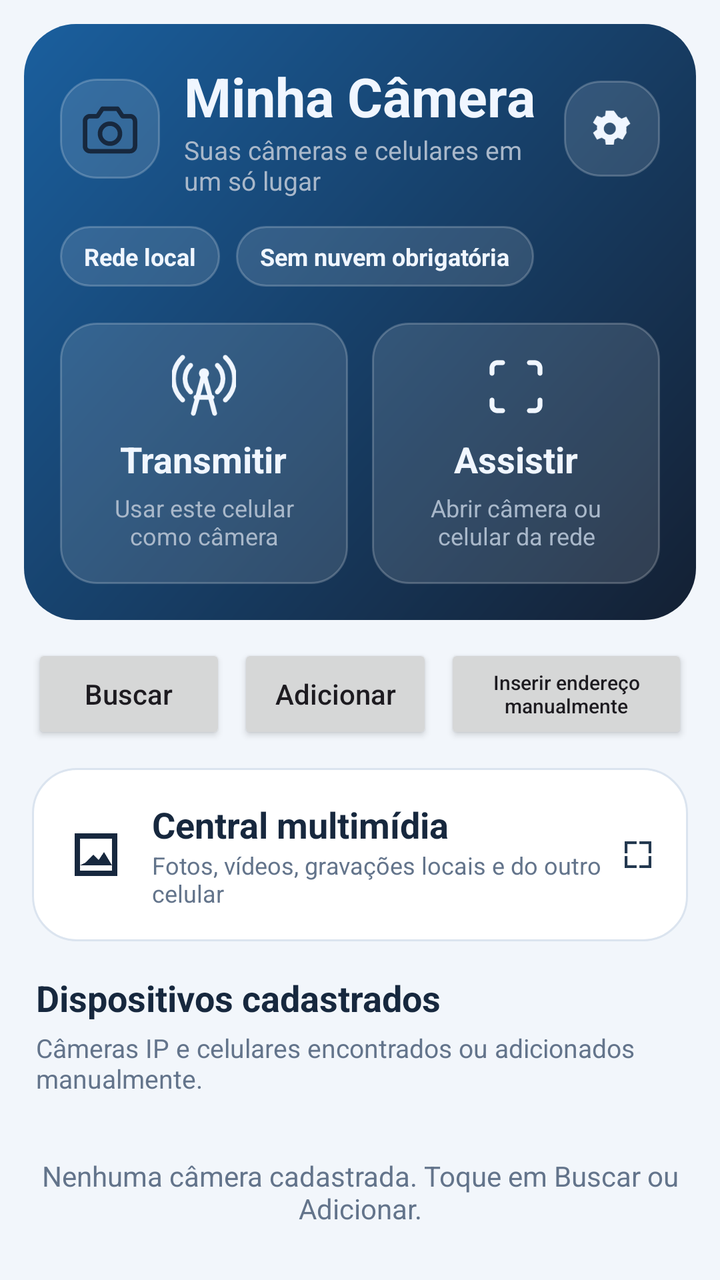
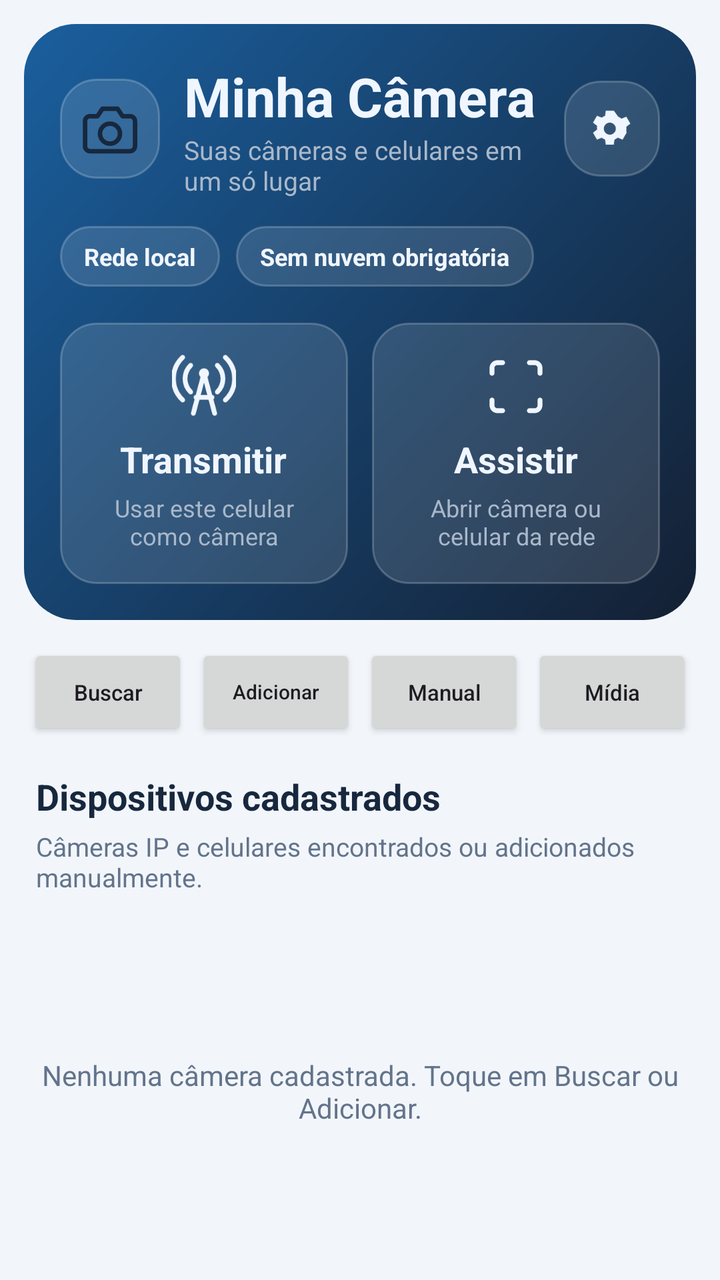

Two renders of the same Android screen: before a commit and after it. Below are the layout's source before the change and the commit's diff.
<!-- AndroidManifest.xml: application theme Theme.MinhaCamera -->
<!-- res/layout/activity_main.xml -->
<?xml version="1.0" encoding="utf-8"?>
<LinearLayout xmlns:android="http://schemas.android.com/apk/res/android"
    android:layout_width="match_parent" android:layout_height="match_parent"
    android:orientation="vertical" android:background="@color/app_background">

  <LinearLayout
      android:layout_width="match_parent" android:layout_height="wrap_content"
      android:orientation="vertical" android:padding="18dp" android:layout_margin="12dp"
      android:background="@drawable/bg_ui_hero">
    <LinearLayout android:layout_width="match_parent" android:layout_height="wrap_content"
        android:gravity="center_vertical" android:orientation="horizontal">
      <ImageView android:layout_width="50dp" android:layout_height="50dp" android:padding="10dp"
          android:src="@drawable/ic_ui_camera" android:background="@drawable/bg_ui_chip_light"
          android:contentDescription="@null"/>
      <LinearLayout android:layout_width="0dp" android:layout_height="wrap_content"
          android:layout_weight="1" android:layout_marginStart="12dp" android:orientation="vertical">
        <TextView android:layout_width="wrap_content" android:layout_height="wrap_content"
            android:text="@string/app_name" android:textSize="27sp" android:textStyle="bold"
            android:textColor="@color/player_text"/>
        <TextView android:layout_width="wrap_content" android:layout_height="wrap_content"
            android:text="Suas câmeras e celulares em um só lugar"
            android:textSize="13sp" android:textColor="@color/player_muted"/>
      </LinearLayout>
      <ImageView android:id="@+id/mainMore" android:layout_width="48dp" android:layout_height="48dp"
          android:padding="12dp" android:src="@drawable/ic_ui_settings" android:tint="@color/player_text"
          android:background="@drawable/bg_ui_chip_light" android:clickable="true" android:focusable="true"
          android:contentDescription="@string/home_settings"/>
    </LinearLayout>

    <LinearLayout android:layout_width="match_parent" android:layout_height="wrap_content"
        android:layout_marginTop="14dp" android:orientation="horizontal">
      <TextView android:layout_width="wrap_content" android:layout_height="wrap_content"
          android:text="Rede local" android:textColor="@color/player_text" android:textStyle="bold"
          android:textSize="12sp" android:background="@drawable/bg_ui_chip_light"
          android:paddingStart="12dp" android:paddingEnd="12dp" android:paddingTop="7dp" android:paddingBottom="7dp"/>
      <TextView android:layout_width="wrap_content" android:layout_height="wrap_content"
          android:layout_marginStart="8dp" android:text="Sem nuvem obrigatória"
          android:textColor="@color/player_text" android:textStyle="bold" android:textSize="12sp"
          android:background="@drawable/bg_ui_chip_light"
          android:paddingStart="12dp" android:paddingEnd="12dp" android:paddingTop="7dp" android:paddingBottom="7dp"/>
    </LinearLayout>

    <LinearLayout android:layout_width="match_parent" android:layout_height="wrap_content"
        android:layout_marginTop="18dp" android:orientation="horizontal" android:weightSum="2">
      <LinearLayout android:id="@+id/roleTransmit" android:layout_width="0dp" android:layout_weight="1"
          android:layout_height="wrap_content" android:minHeight="118dp" android:padding="16dp"
          android:gravity="center" android:orientation="vertical" android:background="@drawable/bg_ui_chip_light"
          android:clickable="true" android:focusable="true" android:layout_marginEnd="6dp">
        <ImageView android:layout_width="32dp" android:layout_height="32dp" android:src="@drawable/ic_ui_tower"
            android:tint="@color/player_text" android:contentDescription="@null"/>
        <TextView android:layout_width="wrap_content" android:layout_height="wrap_content"
            android:text="@string/home_transmit" android:textStyle="bold" android:textColor="@color/player_text"
            android:textSize="18sp" android:layout_marginTop="8dp"/>
        <TextView android:layout_width="wrap_content" android:layout_height="wrap_content"
            android:text="Usar este celular como câmera" android:textColor="@color/player_muted"
            android:textSize="12sp" android:layout_marginTop="4dp" android:gravity="center"/>
      </LinearLayout>
      <LinearLayout android:id="@+id/roleAssistir" android:layout_width="0dp" android:layout_weight="1"
          android:layout_height="wrap_content" android:minHeight="118dp" android:padding="16dp"
          android:gravity="center" android:orientation="vertical" android:background="@drawable/bg_ui_chip_light"
          android:clickable="true" android:focusable="true" android:layout_marginStart="6dp">
        <ImageView android:layout_width="32dp" android:layout_height="32dp" android:src="@drawable/ic_ui_scan"
            android:tint="@color/player_text" android:contentDescription="@null"/>
        <TextView android:layout_width="wrap_content" android:layout_height="wrap_content"
            android:text="@string/home_watch" android:textStyle="bold" android:textColor="@color/player_text"
            android:textSize="18sp" android:layout_marginTop="8dp"/>
        <TextView android:layout_width="wrap_content" android:layout_height="wrap_content"
            android:text="Abrir câmera ou celular da rede" android:textColor="@color/player_muted"
            android:textSize="12sp" android:layout_marginTop="4dp" android:gravity="center"/>
      </LinearLayout>
    </LinearLayout>
  </LinearLayout>

  <LinearLayout android:layout_width="match_parent" android:layout_height="wrap_content"
      android:paddingHorizontal="16dp" android:orientation="horizontal" android:gravity="center_vertical">
    <Button android:id="@+id/mainScan" android:layout_width="0dp" android:layout_weight="1"
        android:layout_height="50dp" android:text="@string/ui_search" android:textAllCaps="false"/>
    <Button android:id="@+id/mainAdd" android:layout_width="0dp" android:layout_weight="1"
        android:layout_height="50dp" android:layout_marginStart="6dp" android:text="@string/ui_add" android:textAllCaps="false"/>
    <Button android:id="@+id/phoneManual" android:layout_width="0dp" android:layout_weight="1.25"
        android:layout_height="50dp" android:layout_marginStart="6dp" android:text="@string/ui_manual_link"
        android:textSize="10sp" android:textAllCaps="false"/>
  </LinearLayout>

  <LinearLayout android:id="@+id/mainMedia" android:layout_width="match_parent" android:layout_height="wrap_content"
      android:gravity="center_vertical" android:layout_marginHorizontal="16dp" android:layout_marginTop="12dp"
      android:padding="16dp" android:background="@drawable/bg_ui_card" android:orientation="horizontal">
    <ImageView android:layout_width="32dp" android:layout_height="32dp" android:src="@drawable/ic_ui_gallery"
        android:contentDescription="@null"/>
    <LinearLayout android:layout_width="0dp" android:layout_height="wrap_content" android:layout_weight="1"
        android:layout_marginStart="12dp" android:orientation="vertical">
      <TextView android:layout_width="wrap_content" android:layout_height="wrap_content"
          android:text="@string/home_multimedia" android:textColor="@color/app_text" android:textStyle="bold" android:textSize="18sp"/>
      <TextView android:layout_width="wrap_content" android:layout_height="wrap_content"
          android:text="Fotos, vídeos, gravações locais e do outro celular"
          android:textColor="@color/ui_muted" android:textSize="12sp"/>
    </LinearLayout>
    <ImageView android:layout_width="18dp" android:layout_height="18dp" android:src="@drawable/ic_ui_expand" android:contentDescription="@null"/>
  </LinearLayout>

  <TextView android:layout_width="match_parent" android:layout_height="wrap_content"
      android:layout_marginStart="18dp" android:layout_marginTop="16dp" android:layout_marginBottom="4dp"
      android:text="@string/home_all" android:textSize="18sp" android:textStyle="bold" android:textColor="@color/app_text"/>
  <TextView android:layout_width="match_parent" android:layout_height="wrap_content"
      android:layout_marginStart="18dp" android:layout_marginEnd="18dp" android:layout_marginBottom="4dp"
      android:text="Câmeras IP e celulares encontrados ou adicionados manualmente." android:textSize="13sp" android:textColor="@color/ui_muted"/>

  <FrameLayout android:layout_width="match_parent" android:layout_height="0dp" android:layout_weight="1">
    <ListView android:id="@+id/list" android:layout_width="match_parent" android:layout_height="match_parent"
        android:divider="@android:color/transparent" android:dividerHeight="2dp" android:paddingBottom="24dp" android:clipToPadding="false"/>
    <TextView android:id="@+id/empty" android:layout_width="match_parent" android:layout_height="wrap_content"
        android:layout_gravity="center" android:padding="20dp" android:gravity="center"
        android:text="@string/ui_empty_cameras" android:textColor="@color/ui_muted"/>
  </FrameLayout>
</LinearLayout>
<!-- resources referenced by this layout -->
<resources>
  <color name="app_background">#F2F6FB</color>
  <color name="app_text">#17283E</color>
  <color name="player_muted">#A9B8CA</color>
  <color name="player_text">#F0F6FF</color>
  <color name="ui_muted">#63748B</color>
  <!-- drawable bg_ui_card (drawable) -->
  <?xml version="1.0" encoding="utf-8"?>
  <shape xmlns:android="http://schemas.android.com/apk/res/android" android:shape="rectangle">
      <solid android:color="@color/app_surface"/><corners android:radius="22dp"/>
      <stroke android:width="1dp" android:color="@color/app_outline"/>
  </shape>
  <!-- drawable bg_ui_chip_light (drawable) -->
  <?xml version="1.0" encoding="utf-8"?>
  <shape xmlns:android="http://schemas.android.com/apk/res/android" android:shape="rectangle">
      <solid android:color="#1FFFFFFF"/>
      <stroke android:width="1dp" android:color="#35FFFFFF"/>
      <corners android:radius="18dp"/>
  </shape>
  <!-- drawable bg_ui_hero (drawable) -->
  <?xml version="1.0" encoding="utf-8"?>
  <shape xmlns:android="http://schemas.android.com/apk/res/android" android:shape="rectangle">
      <gradient android:angle="135" android:startColor="#142033" android:endColor="#1A5F9E"/>
      <corners android:radius="26dp"/>
  </shape>
  <!-- drawable ic_ui_camera (drawable) -->
  <?xml version="1.0" encoding="utf-8"?>
  <vector xmlns:android="http://schemas.android.com/apk/res/android" android:width="24dp" android:height="24dp" android:viewportWidth="24" android:viewportHeight="24">
      <path android:fillColor="@android:color/transparent" android:strokeColor="@color/app_text" android:strokeWidth="1.8" android:strokeLineCap="round" android:strokeLineJoin="round" android:pathData="M4 7h3l2 -3h6l2 3h3a2 2 0 0 1 2 2v10a2 2 0 0 1 -2 2H4a2 2 0 0 1 -2 -2V9a2 2 0 0 1 2 -2z M12 10a4 4 0 1 0 0 8a4 4 0 1 0 0 -8" />
  </vector>
  <!-- drawable ic_ui_expand (drawable) -->
  <vector xmlns:android="http://schemas.android.com/apk/res/android" android:width="24dp" android:height="24dp" android:viewportWidth="24" android:viewportHeight="24">
    <path android:fillColor="#23384F" android:pathData="M3,3h8v2H5v6H3zM13,3h8v8h-2V5h-6zM3,13h2v6h6v2H3zM19,13h2v8h-8v-2h6z"/>
  </vector>
  <!-- drawable ic_ui_gallery (drawable) -->
  <vector xmlns:android="http://schemas.android.com/apk/res/android" android:width="24dp" android:height="24dp" android:viewportWidth="24" android:viewportHeight="24"><path android:fillColor="@color/app_text" android:pathData="M4,4h16v16H4zM6,6v12h12V6zM8,15l3,-3l2,2l2,-3l3,5H6z"/></vector>
  <!-- drawable ic_ui_scan (drawable) -->
  <?xml version="1.0" encoding="utf-8"?>
  <vector xmlns:android="http://schemas.android.com/apk/res/android" android:width="24dp" android:height="24dp" android:viewportWidth="24" android:viewportHeight="24">
      <path android:fillColor="@android:color/transparent" android:strokeColor="@color/app_text" android:strokeWidth="1.8" android:strokeLineCap="round" android:strokeLineJoin="round" android:pathData="M7 3H5a2 2 0 0 0 -2 2v2 M17 3h2a2 2 0 0 1 2 2v2 M21 17v2a2 2 0 0 1 -2 2h-2 M3 17v2a2 2 0 0 0 2 2h2" />
  </vector>
  <string name="app_name">Minha Câmera</string>
  <string name="home_all">Dispositivos cadastrados</string>
  <string name="home_multimedia">Central multimídia</string>
  <string name="home_settings">Configurações</string>
  <string name="home_transmit">Transmitir</string>
  <string name="home_watch">Assistir</string>
  <string name="ui_add">Adicionar</string>
  <string name="ui_empty_cameras">Nenhuma câmera cadastrada. Toque em Buscar ou Adicionar.</string>
  <string name="ui_manual_link">Inserir endereço manualmente</string>
  <string name="ui_search">Buscar</string>
  <color name="app_surface">#FFFFFF</color>
  <color name="app_outline">#DBE4EF</color>
  <color name="brand_primary">#176BCE</color>
  <color name="brand_on_primary">#FFFFFF</color>
  <color name="brand_secondary">#007F8B</color>
  <!-- unchanged entries left out for length: 3 -->
</resources>

<!-- the commit's change to res/layout/activity_main.xml (unified diff, before → after) -->
@@ -71,31 +71,26 @@
     </LinearLayout>
   </LinearLayout>
 
+  
   <LinearLayout android:layout_width="match_parent" android:layout_height="wrap_content"
-      android:paddingHorizontal="16dp" android:orientation="horizontal" android:gravity="center_vertical">
+      android:paddingHorizontal="12dp" android:orientation="horizontal" android:gravity="center_vertical"
+      android:baselineAligned="false">
     <Button android:id="@+id/mainScan" android:layout_width="0dp" android:layout_weight="1"
-        android:layout_height="50dp" android:text="@string/ui_search" android:textAllCaps="false"/>
+        android:layout_height="48dp" android:layout_marginHorizontal="2dp"
+        android:minWidth="0dp" android:paddingHorizontal="0dp" android:text="Buscar" android:textSize="11sp"
+        android:textAllCaps="false"/>
     <Button android:id="@+id/mainAdd" android:layout_width="0dp" android:layout_weight="1"
-        android:layout_height="50dp" android:layout_marginStart="6dp" android:text="@string/ui_add" android:textAllCaps="false"/>
-    <Button android:id="@+id/phoneManual" android:layout_width="0dp" android:layout_weight="1.25"
-        android:layout_height="50dp" android:layout_marginStart="6dp" android:text="@string/ui_manual_link"
-        android:textSize="10sp" android:textAllCaps="false"/>
-  </LinearLayout>
-
-  <LinearLayout android:id="@+id/mainMedia" android:layout_width="match_parent" android:layout_height="wrap_content"
-      android:gravity="center_vertical" android:layout_marginHorizontal="16dp" android:layout_marginTop="12dp"
-      android:padding="16dp" android:background="@drawable/bg_ui_card" android:orientation="horizontal">
-    <ImageView android:layout_width="32dp" android:layout_height="32dp" android:src="@drawable/ic_ui_gallery"
-        android:contentDescription="@null"/>
-    <LinearLayout android:layout_width="0dp" android:layout_height="wrap_content" android:layout_weight="1"
-        android:layout_marginStart="12dp" android:orientation="vertical">
-      <TextView android:layout_width="wrap_content" android:layout_height="wrap_content"
-          android:text="@string/home_multimedia" android:textColor="@color/app_text" android:textStyle="bold" android:textSize="18sp"/>
-      <TextView android:layout_width="wrap_content" android:layout_height="wrap_content"
-          android:text="Fotos, vídeos, gravações locais e do outro celular"
-          android:textColor="@color/ui_muted" android:textSize="12sp"/>
-    </LinearLayout>
-    <ImageView android:layout_width="18dp" android:layout_height="18dp" android:src="@drawable/ic_ui_expand" android:contentDescription="@null"/>
+        android:layout_height="48dp" android:layout_marginHorizontal="2dp"
+        android:minWidth="0dp" android:paddingHorizontal="0dp" android:text="Adicionar" android:textSize="10sp"
+        android:textAllCaps="false"/>
+    <Button android:id="@+id/phoneManual" android:layout_width="0dp" android:layout_weight="1"
+        android:layout_height="48dp" android:layout_marginHorizontal="2dp"
+        android:minWidth="0dp" android:paddingHorizontal="0dp" android:text="Manual" android:textSize="11sp"
+        android:contentDescription="Inserir endereço manualmente" android:textAllCaps="false"/>
+    <Button android:id="@+id/mainMedia" android:layout_width="0dp" android:layout_weight="1"
+        android:layout_height="48dp" android:layout_marginHorizontal="2dp"
+        android:minWidth="0dp" android:paddingHorizontal="0dp" android:text="Mídia" android:textSize="11sp"
+        android:contentDescription="Central multimídia" android:textAllCaps="false"/>
   </LinearLayout>
 
   <TextView android:layout_width="match_parent" android:layout_height="wrap_content"
<!-- resource entries referenced after the edit -->
@@ -5,12 +5,6 @@
   <color name="player_muted">#A9B8CA</color>
   <color name="player_text">#F0F6FF</color>
   <color name="ui_muted">#63748B</color>
-  <!-- drawable bg_ui_card (drawable) -->
-  <?xml version="1.0" encoding="utf-8"?>
-  <shape xmlns:android="http://schemas.android.com/apk/res/android" android:shape="rectangle">
-      <solid android:color="@color/app_surface"/><corners android:radius="22dp"/>
-      <stroke android:width="1dp" android:color="@color/app_outline"/>
-  </shape>
   <!-- drawable bg_ui_chip_light (drawable) -->
   <?xml version="1.0" encoding="utf-8"?>
   <shape xmlns:android="http://schemas.android.com/apk/res/android" android:shape="rectangle">
@@ -29,12 +23,6 @@
   <vector xmlns:android="http://schemas.android.com/apk/res/android" android:width="24dp" android:height="24dp" android:viewportWidth="24" android:viewportHeight="24">
       <path android:fillColor="@android:color/transparent" android:strokeColor="@color/app_text" android:strokeWidth="1.8" android:strokeLineCap="round" android:strokeLineJoin="round" android:pathData="M4 7h3l2 -3h6l2 3h3a2 2 0 0 1 2 2v10a2 2 0 0 1 -2 2H4a2 2 0 0 1 -2 -2V9a2 2 0 0 1 2 -2z M12 10a4 4 0 1 0 0 8a4 4 0 1 0 0 -8" />
   </vector>
-  <!-- drawable ic_ui_expand (drawable) -->
-  <vector xmlns:android="http://schemas.android.com/apk/res/android" android:width="24dp" android:height="24dp" android:viewportWidth="24" android:viewportHeight="24">
-    <path android:fillColor="#23384F" android:pathData="M3,3h8v2H5v6H3zM13,3h8v8h-2V5h-6zM3,13h2v6h6v2H3zM19,13h2v8h-8v-2h6z"/>
-  </vector>
-  <!-- drawable ic_ui_gallery (drawable) -->
-  <vector xmlns:android="http://schemas.android.com/apk/res/android" android:width="24dp" android:height="24dp" android:viewportWidth="24" android:viewportHeight="24"><path android:fillColor="@color/app_text" android:pathData="M4,4h16v16H4zM6,6v12h12V6zM8,15l3,-3l2,2l2,-3l3,5H6z"/></vector>
   <!-- drawable ic_ui_scan (drawable) -->
   <?xml version="1.0" encoding="utf-8"?>
   <vector xmlns:android="http://schemas.android.com/apk/res/android" android:width="24dp" android:height="24dp" android:viewportWidth="24" android:viewportHeight="24">
@@ -42,16 +30,11 @@
   </vector>
   <string name="app_name">Minha Câmera</string>
   <string name="home_all">Dispositivos cadastrados</string>
-  <string name="home_multimedia">Central multimídia</string>
   <string name="home_settings">Configurações</string>
   <string name="home_transmit">Transmitir</string>
   <string name="home_watch">Assistir</string>
-  <string name="ui_add">Adicionar</string>
   <string name="ui_empty_cameras">Nenhuma câmera cadastrada. Toque em Buscar ou Adicionar.</string>
-  <string name="ui_manual_link">Inserir endereço manualmente</string>
-  <string name="ui_search">Buscar</string>
   <color name="app_surface">#FFFFFF</color>
-  <color name="app_outline">#DBE4EF</color>
   <color name="brand_primary">#176BCE</color>
   <color name="brand_on_primary">#FFFFFF</color>
   <color name="brand_secondary">#007F8B</color>
